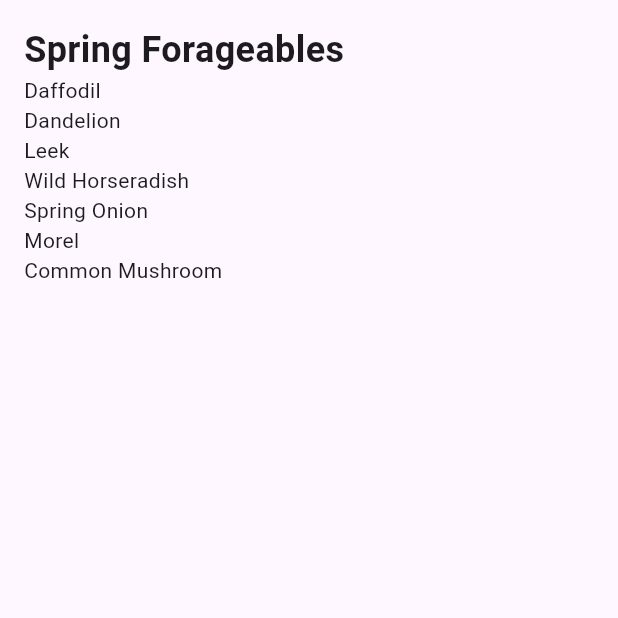
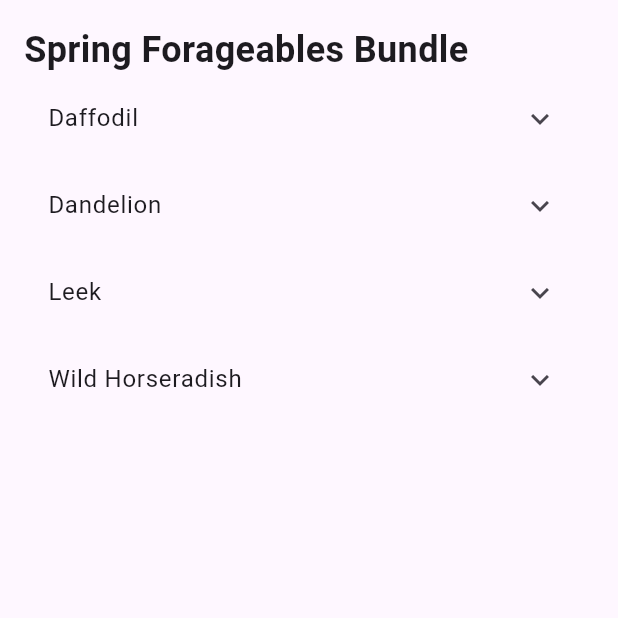
Before and after one commit to cjudd35/Stardew_companion, a Flutter app: the screen it shows after launch, on a phone screen of 412 x 824 dp, the top half of it. Run offline on Flutter 3.47's test engine with Material 3 defaults, Android fonts, the phone set to English and light mode, and no system bars.

Commit message:
Test screen with hard coded values to show dataflow

```diff
--- a/lib/screens/ForageablesScreen.dart
+++ b/lib/screens/ForageablesScreen.dart
@@ -1,4 +1,6 @@
 import 'package:flutter/material.dart';
+import 'dart:convert';
+import 'package:flutter/services.dart';
 
 class ForageablesScreen extends StatelessWidget {
   const ForageablesScreen({super.key});
@@ -8,25 +10,106 @@ class ForageablesScreen extends StatelessWidget {
 
     return const Scaffold(
 
-      body: Padding(
+      body: SingleChildScrollView(
+        child: Padding(
         padding: EdgeInsets.all(16),
         child: Column(
           crossAxisAlignment: CrossAxisAlignment.start,
           children: [
-            Text('Spring Forageables',
+            Text('Spring Forageables Bundle',
               style: TextStyle(
               fontSize: 24,
               fontWeight: FontWeight.bold)),
-            Text("Daffodil"),
-            Text("Dandelion"),
-            Text("Leek"),
-            Text("Wild Horseradish"),
-            Text("Spring Onion"),
-            Text("Morel"),
-            Text("Common Mushroom"),
+
+            ExpansionTile(
+              title: Text("Daffodil"),
+              children: [
+                Padding(
+                  padding: EdgeInsets.all(16),
+                  child: Column(
+                    crossAxisAlignment: CrossAxisAlignment.start,
+                    children: [
+                      Text("Season: Spring"),
+                      SizedBox(height: 8),
+                      Text("Location: The Cindersap Forest, The Secret Woods, The Farm"),
+                      SizedBox(height: 8),
+                      Text("Bundle: Spring Foraging Bundle"),
+                      SizedBox(height: 8),
+                      Text("Room: Crafts Room"),
+                    ]
+                  ),
+                ),
+              ],
+            ),
+
+
+            ExpansionTile(
+              title: Text("Dandelion"),
+              children: [
+                Padding(
+                  padding: EdgeInsets.all(16),
+                  child: Column(
+                    crossAxisAlignment: CrossAxisAlignment.start,
+                    children: [
+                      Text("Season: Spring"),
+                      SizedBox(height: 8),
+                      Text("Location: The Cindersap Forest, The Secret Woods, The Farm"),
+                      SizedBox(height: 8),
+                      Text("Bundle: Spring Foraging Bundle"),
+                      SizedBox(height: 8),
+                      Text("Room: Crafts Room"),
+                      SizedBox(height: 8),
+                    ]
+                  ),
+                ),
+              ],
+            ),
+
+            ExpansionTile(
+              title: Text("Leek"),
+              children: [
+                Padding(
+                  padding: EdgeInsets.all(16),
+                  child: Column(
+                    crossAxisAlignment: CrossAxisAlignment.start,
+                    children: [
+                      Text("Season: Spring"),
+                      SizedBox(height: 8),
+                      Text("Location: The Cindersap Forest, The Secret Woods, The Farm"),
+                      SizedBox(height: 8),
+                      Text("Bundle: Spring Foraging Bundle"),
+                      SizedBox(height: 8),
+                      Text("Room: Crafts Room"),
+                    ]
+                  ),
+                ),
+              ],
+            ),
+
+            ExpansionTile(
+              title: Text("Wild Horseradish"),
+              children: [
+                Padding(
+                  padding: EdgeInsets.all(16),
+                  child: Column(
+                    crossAxisAlignment: CrossAxisAlignment.start,
+                    children: [
+                      Text("Season: Spring"),
+                      SizedBox(height: 8),
+                      Text("Location: The Cindersap Forest, The Secret Woods, The Farm"),
+                      SizedBox(height: 8),
+                      Text("Bundle: Spring Foraging Bundle"),
+                      SizedBox(height: 8),
+                      Text("Room: Crafts Room"),
+                    ]
+                  ),
+                ),
+              ],
+            ),
             ],
         )
           )
+      )
         );
   }
 }
```
Also changed, not shown: 1 other file.
